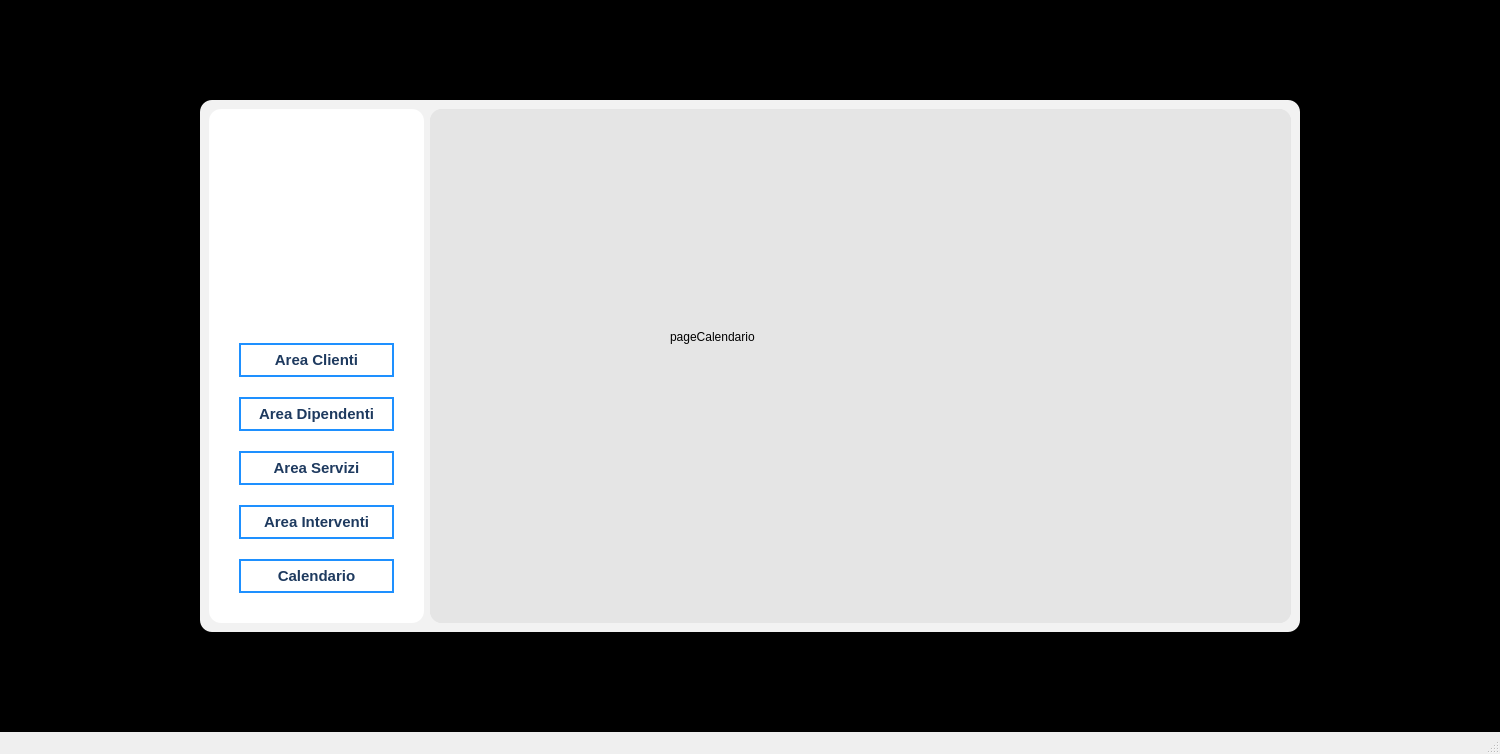
First picture: the form in ui/main_window.ui, repository Marcovale22/Gestione_pulizie, before the edit.
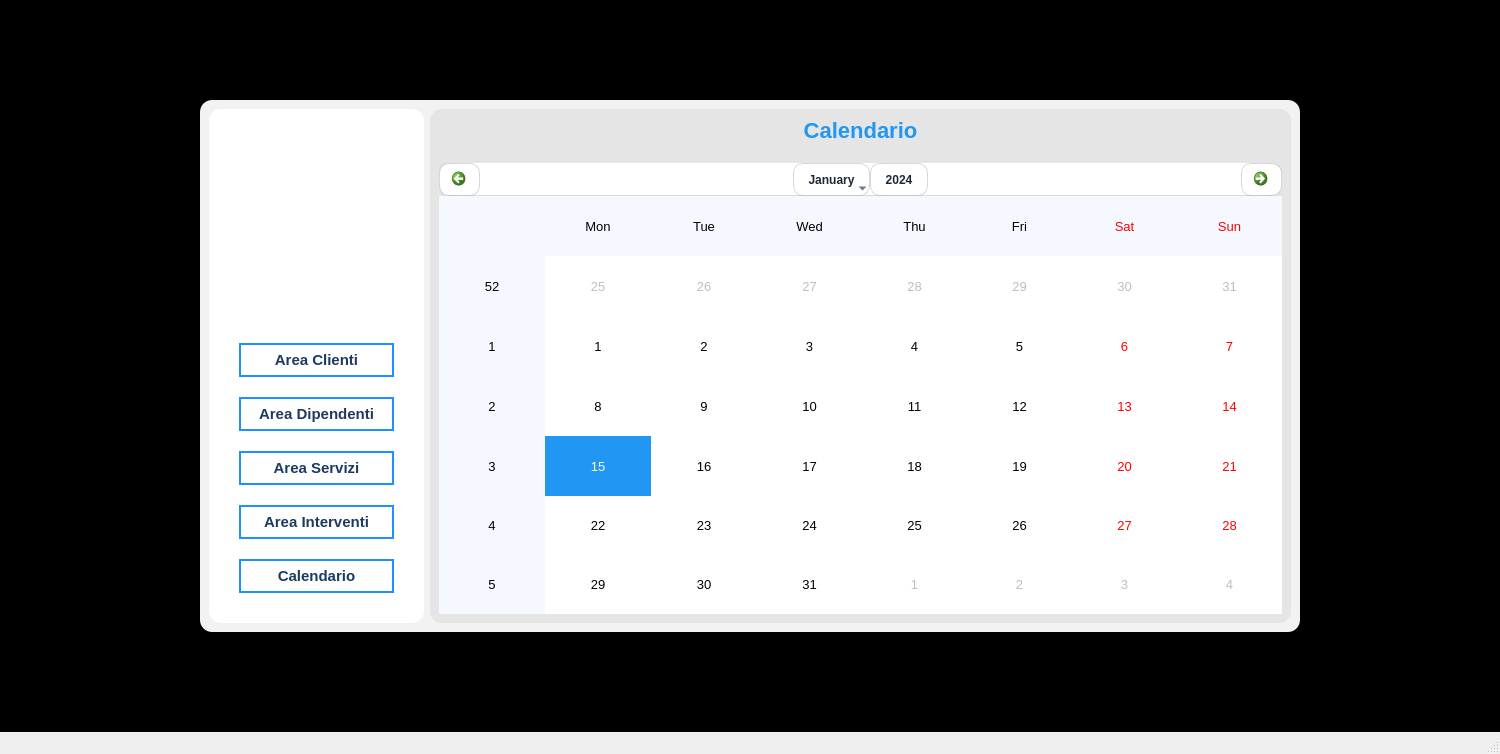
Second picture: the form after the edit. The open tabs and pages were chosen to show the change.

Commit message: implementazione calendario + page dettaglio

Patch:
```diff
--- a/ui/main_window.ui
+++ b/ui/main_window.ui
@@ -42,7 +42,7 @@
     <property name="bottomMargin">
      <number>100</number>
     </property>
-    <item row="0" column="0">
+    <item>
      <widget class="QFrame" name="mainPannel">
       <property name="sizePolicy">
        <sizepolicy hsizetype="Expanding" vsizetype="Expanding">
@@ -222,6 +222,11 @@
            <height>0</height>
           </size>
          </property>
+         <property name="font">
+          <font>
+           <pointsize>16</pointsize>
+          </font>
+         </property>
          <property name="styleSheet">
           <string notr="true">background-color: #e5e5e5;</string>
          </property>
@@ -744,22 +749,221 @@
           </layout>
          </widget>
          <widget class="QWidget" name="pageCalendario">
-          <widget class="QLabel" name="label_10">
-           <property name="geometry">
-            <rect>
-             <x>240</x>
-             <y>220</y>
-             <width>91</width>
-             <height>16</height>
-            </rect>
+          <property name="styleSheet">
+           <string notr="true">/* ---------------- CARD ---------------- */
+#cardCalendario {
+    background: white;
+    border: 1px solid rgba(0,0,0,0.08);
+    border-radius: 18px;
+}
+
+/* ---------------- TITOLO ---------------- */
+#lblCalendarioTitle {
+    font-size: 22px;
+    font-weight: 700;
+    color: #1f2937;
+}
+
+/* ---------------- NAV BAR (MESE / ANNO) ---------------- */
+QCalendarWidget QWidget#qt_calendar_navigationbar {
+    background: white;
+    border-bottom: 1px solid rgba(0,0,0,0.10);
+    padding: 6px;
+}
+
+/* Pulsanti frecce + mese */
+QCalendarWidget QToolButton {
+    background: white;
+    border: 1px solid rgba(0,0,0,0.15);
+    border-radius: 10px;
+    padding: 6px 10px;
+    font-weight: 600;
+    color: #1f2937;
+}
+
+QCalendarWidget QToolButton:hover {
+    background: #eaf2ff;
+}
+
+/* Menu mese/anno */
+QCalendarWidget QMenu {
+    background: white;
+    border: 1px solid rgba(0,0,0,0.12);
+}
+
+/* ---------------- HEADER GIORNI ---------------- */
+QCalendarWidget QTableView QHeaderView::section {
+    background: #f1f5f9;
+    color: #111827;          /* NERO */
+    font-weight: 700;
+    padding: 8px 0;
+    border: none;
+}
+
+/* Sabato / Domenica */
+QCalendarWidget QTableView QHeaderView::section:last {
+    color: #dc2626;          /* ROSSO */
+}
+/* ---------------- GIORNI ---------------- */
+QCalendarWidget QAbstractItemView {
+    background: white;
+    alternate-background-color: #f5f8ff;
+    selection-background-color: #2196F3;
+    selection-color: white;
+    border: none;
+    outline: 0;
+    font-size: 13px;
+}
+
+QCalendarWidget QMenu {
+    background: white;
+    color: #111827;
+    border: 1px solid rgba(0,0,0,0.12);
+}
+
+QCalendarWidget QMenu::item {
+    color: #111827;
+    padding: 6px 10px;
+}
+
+QCalendarWidget QMenu::item:selected {
+    background: #eaf2ff;
+}
+</string>
+          </property>
+          <layout class="QVBoxLayout" name="verticalLayout_2">
+           <property name="spacing">
+            <number>20</number>
            </property>
-           <property name="styleSheet">
-            <string notr="true">color:black;</string>
-           </property>
-           <property name="text">
-            <string>pageCalendario</string>
-           </property>
-          </widget>
+           <item>
+            <widget class="QLabel" name="lblCalendarioTitle">
+             <property name="font">
+              <font>
+               <pointsize>-1</pointsize>
+               <bold>true</bold>
+              </font>
+             </property>
+             <property name="styleSheet">
+              <string notr="true">QLabel{
+	color: #2196F3;
+	font-size:3rem;
+}</string>
+             </property>
+             <property name="text">
+              <string>Calendario</string>
+             </property>
+             <property name="alignment">
+              <set>Qt::AlignmentFlag::AlignCenter</set>
+             </property>
+            </widget>
+           </item>
+           <item>
+            <widget class="QCalendarWidget" name="tableGiorno">
+             <property name="sizePolicy">
+              <sizepolicy hsizetype="Expanding" vsizetype="Expanding">
+               <horstretch>0</horstretch>
+               <verstretch>0</verstretch>
+              </sizepolicy>
+             </property>
+             <property name="minimumSize">
+              <size>
+               <width>0</width>
+               <height>0</height>
+              </size>
+             </property>
+            </widget>
+           </item>
+          </layout>
+         </widget>
+         <widget class="QWidget" name="page">
+          <layout class="QVBoxLayout" name="verticalLayout_7">
+           <item>
+            <widget class="QWidget" name="widget" native="true">
+             <property name="styleSheet">
+              <string notr="true">QPushButton {
+    background-color: white;
+    color: #2196F3;
+    border: 2px solid #2196F3;
+    border-radius: 18px;
+    padding: 6px 18px;
+    font-weight: bold;
+}
+
+QPushButton:hover {
+    background-color: #E3F2FD;
+}
+
+QPushButton:pressed {
+    background-color: #2196F3;
+    color: white;
+}</string>
+             </property>
+             <layout class="QHBoxLayout" name="horizontalLayout_3">
+              <item>
+               <widget class="QPushButton" name="btnGiornoBack">
+                <property name="styleSheet">
+                 <string notr="true">QPushButton{
+	color:black;
+}</string>
+                </property>
+                <property name="text">
+                 <string>&lt;= Back</string>
+                </property>
+               </widget>
+              </item>
+              <item>
+               <spacer name="horizontalSpacer">
+                <property name="orientation">
+                 <enum>Qt::Orientation::Horizontal</enum>
+                </property>
+                <property name="sizeHint" stdset="0">
+                 <size>
+                  <width>40</width>
+                  <height>20</height>
+                 </size>
+                </property>
+               </spacer>
+              </item>
+              <item>
+               <widget class="QLabel" name="lblDettaglioTitle">
+                <property name="font">
+                 <font>
+                  <pointsize>16</pointsize>
+                 </font>
+                </property>
+                <property name="styleSheet">
+                 <string notr="true">QLabel{
+	color: #2196F3;
+	font-size:3rem;
+}
+
+</string>
+                </property>
+                <property name="text">
+                 <string>dettaglio page</string>
+                </property>
+               </widget>
+              </item>
+              <item>
+               <spacer name="horizontalSpacer_2">
+                <property name="orientation">
+                 <enum>Qt::Orientation::Horizontal</enum>
+                </property>
+                <property name="sizeHint" stdset="0">
+                 <size>
+                  <width>40</width>
+                  <height>20</height>
+                 </size>
+                </property>
+               </spacer>
+              </item>
+             </layout>
+            </widget>
+           </item>
+           <item>
+            <widget class="QTableWidget" name="tableWidget"/>
+           </item>
+          </layout>
          </widget>
         </widget>
        </item>
```
Left out of the diff: 4 changed lines with no effect on the pictures. The commit also changes 11 other files.
